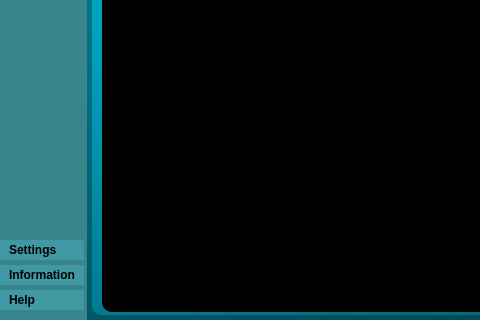
AlexEspinosa98/Guide_dis, file Main_GUI.ui: the form before one commit; both pictures show x 0 to 480 and y 244 to 564 of the 1050 by 564 pixel window.
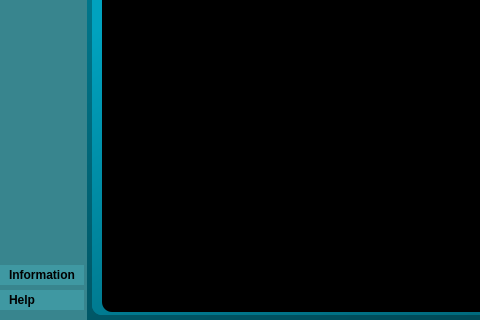
The form after the commit. The open tabs and pages were chosen to show the change. Icons and pictures are not drawn.

Patch:
```diff
--- a/Main_GUI.ui
+++ b/Main_GUI.ui
@@ -415,38 +415,6 @@
              <property name="bottomMargin">
               <number>10</number>
              </property>
-             <item>
-              <widget class="QPushButton" name="b_settings">
-               <property name="sizePolicy">
-                <sizepolicy hsizetype="Preferred" vsizetype="Preferred">
-                 <horstretch>0</horstretch>
-                 <verstretch>0</verstretch>
-                </sizepolicy>
-               </property>
-               <property name="font">
-                <font>
-                 <weight>75</weight>
-                 <bold>true</bold>
-                </font>
-               </property>
-               <property name="toolTip">
-                <string>settings for GUI</string>
-               </property>
-               <property name="text">
-                <string>Settings</string>
-               </property>
-               <property name="icon">
-                <iconset resource="recursos.qrc">
-                 <normaloff>:/iconos/settings.svg</normaloff>:/iconos/settings.svg</iconset>
-               </property>
-               <property name="iconSize">
-                <size>
-                 <width>26</width>
-                 <height>26</height>
-                </size>
-               </property>
-              </widget>
-             </item>
              <item>
               <widget class="QPushButton" name="b_information">
                <property name="sizePolicy">
```
Left out of the diff: 2 changed lines with no effect on the pictures.
